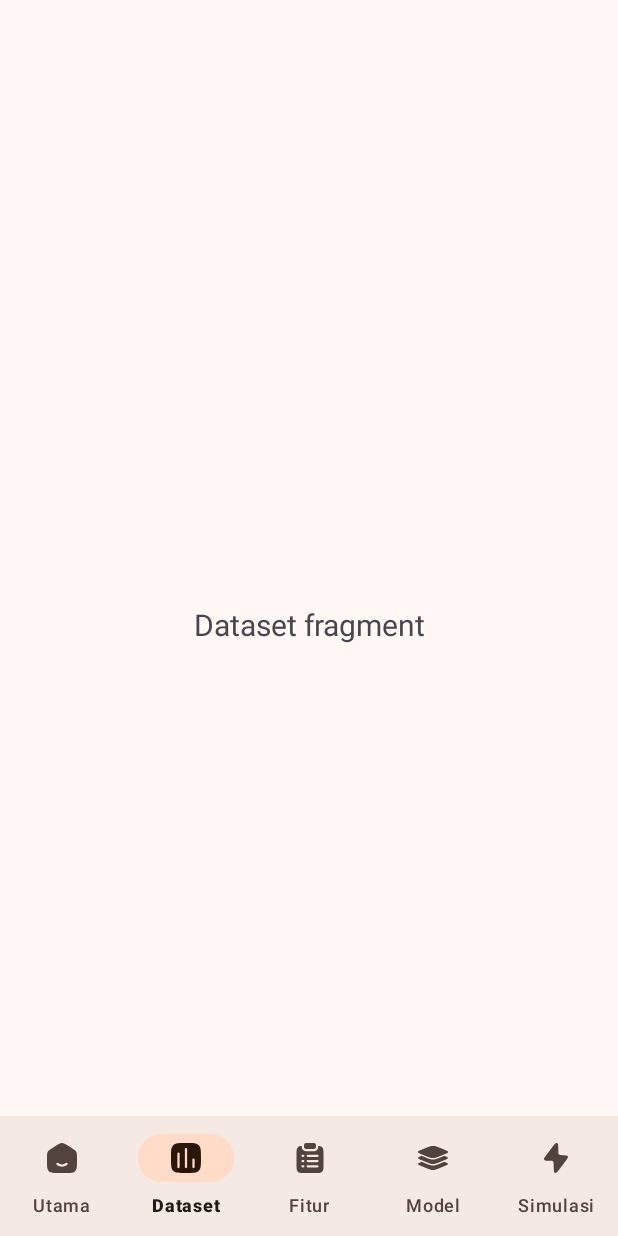
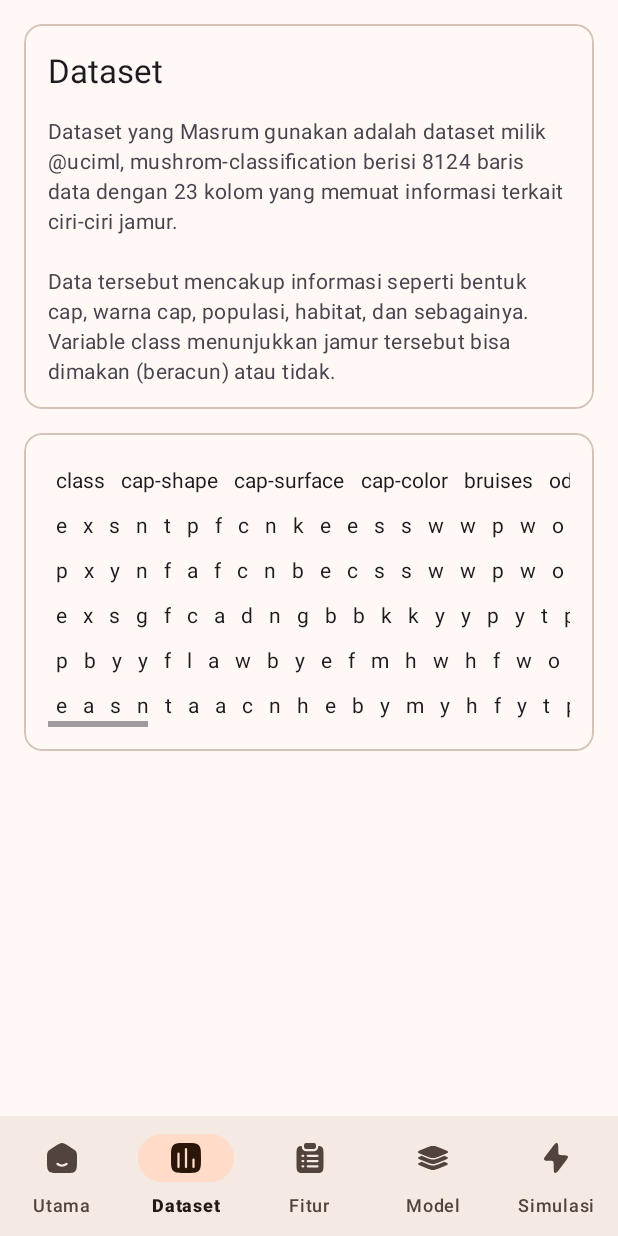
Before and after one commit to sooluh/masrum, an Android app: the DatasetFragment screen opened through its navigation route, on a phone screen of 412 x 824 dp. Run offline under Robolectric (Android 15) with nearby library versions, the phone set to English and light mode, and no system bars; our stand-ins replace navigation-ui.

Commit message:
feat: installment fragment dataset equipment

```diff
--- /dev/null
+++ b/app/src/main/java/id/my/suluh/masrum/adapter/TableAdapter.kt
@@ -0,0 +1,42 @@
+package id.my.suluh.masrum.adapter
+
+import android.view.LayoutInflater
+import android.view.View
+import android.view.ViewGroup
+import android.widget.LinearLayout
+import android.widget.TextView
+import androidx.recyclerview.widget.RecyclerView
+import id.my.suluh.masrum.R
+
+class TableAdapter(private val data: List<List<String>>) :
+    RecyclerView.Adapter<TableAdapter.TableViewHolder>() {
+
+    override fun onCreateViewHolder(parent: ViewGroup, viewType: Int): TableViewHolder {
+        val view = LayoutInflater
+            .from(parent.context)
+            .inflate(R.layout.item_table_row, parent, false)
+        return TableViewHolder(view)
+    }
+
+    override fun onBindViewHolder(holder: TableViewHolder, position: Int) {
+        val rowData = data[position]
+        val rowLayout = holder.itemView as LinearLayout
+
+        rowLayout.removeAllViews()
+
+        for (cellData in rowData) {
+            val textView = TextView(holder.itemView.context).apply {
+                text = cellData
+                setPadding(8, 8, 8, 8)
+                setTextAppearance(android.R.style.TextAppearance_Material_Body1)
+            }
+            rowLayout.addView(textView)
+        }
+    }
+
+    override fun getItemCount(): Int {
+        return data.size
+    }
+
+    class TableViewHolder(itemView: View) : RecyclerView.ViewHolder(itemView)
+}
--- a/app/src/main/java/id/my/suluh/masrum/ui/DatasetFragment.kt
+++ b/app/src/main/java/id/my/suluh/masrum/ui/DatasetFragment.kt
@@ -4,11 +4,10 @@ import android.os.Bundle
 import android.view.LayoutInflater
 import android.view.View
 import android.view.ViewGroup
-import android.widget.TextView
 import androidx.fragment.app.Fragment
-import androidx.lifecycle.ViewModelProvider
+import androidx.recyclerview.widget.LinearLayoutManager
+import id.my.suluh.masrum.adapter.TableAdapter
 import id.my.suluh.masrum.databinding.FragmentDatasetBinding
-import id.my.suluh.masrum.viewmodel.DatasetViewModel
 
 class DatasetFragment : Fragment() {
 
@@ -21,18 +20,35 @@ class DatasetFragment : Fragment() {
         container: ViewGroup?,
         savedInstanceState: Bundle?
     ): View {
-        val datasetViewModel = ViewModelProvider(this)[DatasetViewModel::class.java]
+        _binding = FragmentDatasetBinding.inflate(inflater, container, false)
+        return binding.root
+    }
 
-        _binding = FragmentDatasetBinding.inflate(inflater, container, false)
+    override fun onViewCreated(view: View, savedInstanceState: Bundle?) {
+        super.onViewCreated(view, savedInstanceState)
 
-        val root: View = binding.root
-        val textView: TextView = binding.textDataset
+        val columnHeaders = listOf("class", "cap-shape", "cap-surface", "cap-color", "bruises", "odor",
+            "gill-attachment", "gill-spacing", "gill-size", "gill-color", "stalk-shape", "stalk-root",
+            "stalk-surface-above-ring", "stalk-surface-below-ring", "stalk-color-above-ring",
+            "stalk-color-below-ring", "veil-type", "veil-color", "ring-number", "ring-type",
+            "spore-print-color", "population", "habitat")
+        val rowData = listOf(
+            listOf("e", "x", "s", "n", "t", "p", "f", "c", "n", "k", "e", "e", "s", "s", "w", "w", "p", "w", "o", "p", "k", "s", "u"),
+            listOf("p", "x", "y", "n", "f", "a", "f", "c", "n", "b", "e", "c", "s", "s", "w", "w", "p", "w", "o", "p", "k", "n", "g"),
+            listOf("e", "x", "s", "g", "f", "c", "a", "d", "n", "g", "b", "b", "k", "k", "y", "y", "p", "y", "t", "p", "b", "m", "d"),
+            listOf("p", "b", "y", "y", "f", "l", "a", "w", "b", "y", "e", "f", "m", "h", "w", "h", "f", "w", "o", "e", "w", "v", "d"),
+            listOf("e", "a", "s", "n", "t", "a", "a", "c", "n", "h", "e", "b", "y", "m", "y", "h", "f", "y", "t", "p", "n", "y", "g")
+        )
 
-        datasetViewModel.text.observe(viewLifecycleOwner) {
-            textView.text = it
+        val data = mutableListOf<List<String>>()
+        data.add(columnHeaders)
+        data.addAll(rowData)
+        val adapter = TableAdapter(data)
+
+        with (binding) {
+            recyclerView.layoutManager = LinearLayoutManager(requireContext())
+            recyclerView.adapter = adapter
         }
-
-        return root
     }
 
     override fun onDestroyView() {
--- a/app/src/main/java/id/my/suluh/masrum/viewmodel/DatasetViewModel.kt
+++ /dev/null
@@ -1,15 +0,0 @@
-package id.my.suluh.masrum.viewmodel
-
-import androidx.lifecycle.LiveData
-import androidx.lifecycle.MutableLiveData
-import androidx.lifecycle.ViewModel
-
-class DatasetViewModel : ViewModel() {
-
-    private val _text = MutableLiveData<String>().apply {
-        value = "Dataset fragment"
-    }
-
-    val text: LiveData<String> = _text
-
-}
--- a/app/src/main/res/layout/fragment_dataset.xml
+++ b/app/src/main/res/layout/fragment_dataset.xml
@@ -1,23 +1,70 @@
 <?xml version="1.0" encoding="utf-8"?>
-<androidx.constraintlayout.widget.ConstraintLayout xmlns:android="http://schemas.android.com/apk/res/android"
-    xmlns:app="http://schemas.android.com/apk/res-auto"
+<ScrollView xmlns:android="http://schemas.android.com/apk/res/android"
     xmlns:tools="http://schemas.android.com/tools"
     android:layout_width="match_parent"
     android:layout_height="match_parent"
+    android:orientation="vertical"
+    android:paddingBottom="65dp"
     tools:context=".ui.DatasetFragment">
 
-    <TextView
-        android:id="@+id/text_dataset"
+    <LinearLayout
         android:layout_width="match_parent"
         android:layout_height="wrap_content"
-        android:layout_marginStart="8dp"
-        android:layout_marginTop="8dp"
-        android:layout_marginEnd="8dp"
-        android:textAlignment="center"
-        android:textSize="20sp"
-        app:layout_constraintBottom_toBottomOf="parent"
-        app:layout_constraintEnd_toEndOf="parent"
-        app:layout_constraintStart_toStartOf="parent"
-        app:layout_constraintTop_toTopOf="parent" />
+        android:orientation="vertical"
+        android:padding="16dp">
 
-</androidx.constraintlayout.widget.ConstraintLayout>
+        <com.google.android.material.card.MaterialCardView
+            android:id="@+id/about_app"
+            android:layout_width="match_parent"
+            android:layout_height="wrap_content"
+            android:layout_marginBottom="16dp">
+
+            <LinearLayout
+                android:layout_width="match_parent"
+                android:layout_height="wrap_content"
+                android:orientation="vertical"
+                android:padding="16dp">
+
+                <TextView
+                    android:layout_width="wrap_content"
+                    android:layout_height="wrap_content"
+                    android:text="@string/dataset"
+                    android:textAppearance="?attr/textAppearanceTitleLarge" />
+
+                <TextView
+                    android:layout_width="wrap_content"
+                    android:layout_height="wrap_content"
+                    android:layout_marginTop="16dp"
+                    android:text="@string/dataset_description"
+                    android:textAppearance="?attr/textAppearanceBodyMedium"
+                    android:textColor="?android:attr/textColorSecondary" />
+
+            </LinearLayout>
+
+        </com.google.android.material.card.MaterialCardView>
+
+        <com.google.android.material.card.MaterialCardView
+            android:layout_width="match_parent"
+            android:layout_height="wrap_content"
+            android:layout_marginBottom="16dp"
+            android:padding="16dp">
+
+            <HorizontalScrollView
+                android:layout_width="match_parent"
+                android:layout_height="wrap_content"
+                android:fillViewport="true"
+                android:padding="16dp">
+
+                <androidx.recyclerview.widget.RecyclerView
+                    android:id="@+id/recycler_view"
+                    android:layout_width="wrap_content"
+                    android:layout_height="wrap_content"
+                    android:orientation="horizontal" />
+
+            </HorizontalScrollView>
+
+        </com.google.android.material.card.MaterialCardView>
+
+    </LinearLayout>
+
+</ScrollView>
--- a/app/src/main/res/layout/fragment_home.xml
+++ b/app/src/main/res/layout/fragment_home.xml
@@ -1,5 +1,6 @@
 <?xml version="1.0" encoding="utf-8"?>
 <ScrollView xmlns:android="http://schemas.android.com/apk/res/android"
+    xmlns:app="http://schemas.android.com/apk/res-auto"
     xmlns:tools="http://schemas.android.com/tools"
     android:layout_width="match_parent"
     android:layout_height="match_parent"
@@ -17,6 +18,7 @@
             android:layout_width="200dp"
             android:layout_height="wrap_content"
             android:layout_gravity="center"
+            android:layout_marginVertical="16dp"
             android:adjustViewBounds="true"
             android:contentDescription="@string/app_name"
             android:scaleType="fitCenter"
@@ -47,7 +49,9 @@
                     android:text="@string/about_app_description"
                     android:textAppearance="?attr/textAppearanceBodyMedium"
                     android:textColor="?android:attr/textColorSecondary" />
+
             </LinearLayout>
+
         </com.google.android.material.card.MaterialCardView>
 
         <com.google.android.material.card.MaterialCardView
@@ -75,7 +79,9 @@
                     android:text="@string/dataset_source_description"
                     android:textAppearance="?attr/textAppearanceBodyMedium"
                     android:textColor="?android:attr/textColorSecondary" />
+
             </LinearLayout>
+
         </com.google.android.material.card.MaterialCardView>
 
         <com.google.android.material.card.MaterialCardView
@@ -103,7 +109,9 @@
                     android:text="@string/how_to_use_description"
                     android:textAppearance="?attr/textAppearanceBodyMedium"
                     android:textColor="?android:attr/textColorSecondary" />
+
             </LinearLayout>
+
         </com.google.android.material.card.MaterialCardView>
 
         <com.google.android.material.card.MaterialCardView
@@ -139,7 +147,8 @@
                         android:layout_height="24dp"
                         android:layout_marginEnd="16dp"
                         android:contentDescription="@string/social_github"
-                        android:src="@drawable/ic_github" />
+                        android:src="@drawable/ic_github"
+                        app:tint="@color/md_theme_onSecondaryFixed" />
 
                     <ImageView
                         android:id="@+id/icon_linkedin"
@@ -147,16 +156,21 @@
                         android:layout_height="24dp"
                         android:layout_marginEnd="16dp"
                         android:contentDescription="@string/social_linkedin"
-                        android:src="@drawable/ic_linkedin" />
+                        android:src="@drawable/ic_linkedin"
+                        app:tint="@color/md_theme_onSecondaryFixed" />
 
                     <ImageView
                         android:id="@+id/icon_instagram"
                         android:layout_width="24dp"
                         android:layout_height="24dp"
                         android:contentDescription="@string/social_instagram"
-                        android:src="@drawable/ic_instagram" />
+                        android:src="@drawable/ic_instagram"
+                        app:tint="@color/md_theme_onSecondaryFixed" />
+
                 </LinearLayout>
+
             </LinearLayout>
+
         </com.google.android.material.card.MaterialCardView>
 
     </LinearLayout>
--- /dev/null
+++ b/app/src/main/res/layout/item_table_row.xml
@@ -0,0 +1,14 @@
+<?xml version="1.0" encoding="utf-8"?>
+<LinearLayout xmlns:android="http://schemas.android.com/apk/res/android"
+    android:layout_width="wrap_content"
+    android:layout_height="wrap_content"
+    android:orientation="horizontal">
+
+    <TextView
+        android:layout_width="wrap_content"
+        android:layout_height="wrap_content"
+        android:padding="8dp"
+        android:textAppearance="?attr/textAppearanceBodyMedium"
+        android:textColor="?android:attr/textColorPrimary" />
+
+</LinearLayout>
--- a/app/src/main/res/values/strings.xml
+++ b/app/src/main/res/values/strings.xml
@@ -9,7 +9,7 @@
     <string name="play">Simulasi</string>
 
     <string name="about_app">Tentang</string>
-    <string name="about_app_description">Masrum dirancang untuk membantu pengguna mengidentifikasi sebuah jamur apakah layak/bisa dimakan atau tidak, berdasarkan ciri-ciri yang terlihat pada suatu jamur. Dengan menggunakan algoritma pembelajaran mesin Artificial Neural Network (ANN).</string>
+    <string name="about_app_description">Masrum dirancang untuk membantu pengguna mengidentifikasi sebuah jamur apakah layak/bisa dimakan atau tidak, berdasarkan ciri-ciri yang terlihat pada suatu jamur. Masrum memanfaatkan algoritma pembelajaran mesin Artificial Neural Network (ANN).</string>
 
     <string name="dataset_source">Sumber Dataset</string>
     <string name="dataset_source_description">Dataset yang digunakan Masrum dapat ditemukan pada situs Kaggle, silahkan menuju ke menu "Dataset" untuk informasi selengkapnya.</string>
@@ -20,4 +20,6 @@
     <string name="social_github">GitHub</string>
     <string name="social_linkedin">LinkedIn</string>
     <string name="social_instagram">Instagram</string>
+
+    <string name="dataset_description">Dataset yang Masrum gunakan adalah dataset milik @uciml, mushrom-classification berisi 8124 baris data dengan 23 kolom yang memuat informasi terkait ciri-ciri jamur.\n\nData tersebut mencakup informasi seperti bentuk cap, warna cap, populasi, habitat, dan sebagainya. Variable class menunjukkan jamur tersebut bisa dimakan (beracun) atau tidak.</string>
 </resources>
```
Also changed, not shown: app/src/main/java/id/my/suluh/masrum/ui/HomeFragment.kt (+4 -4 lines).
